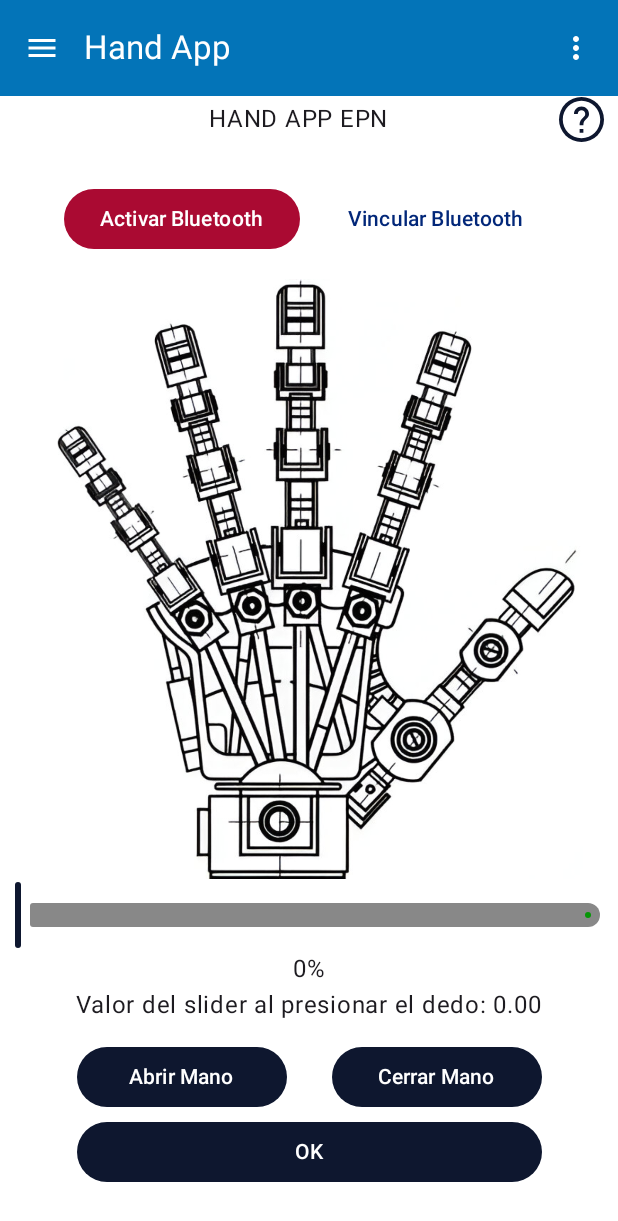
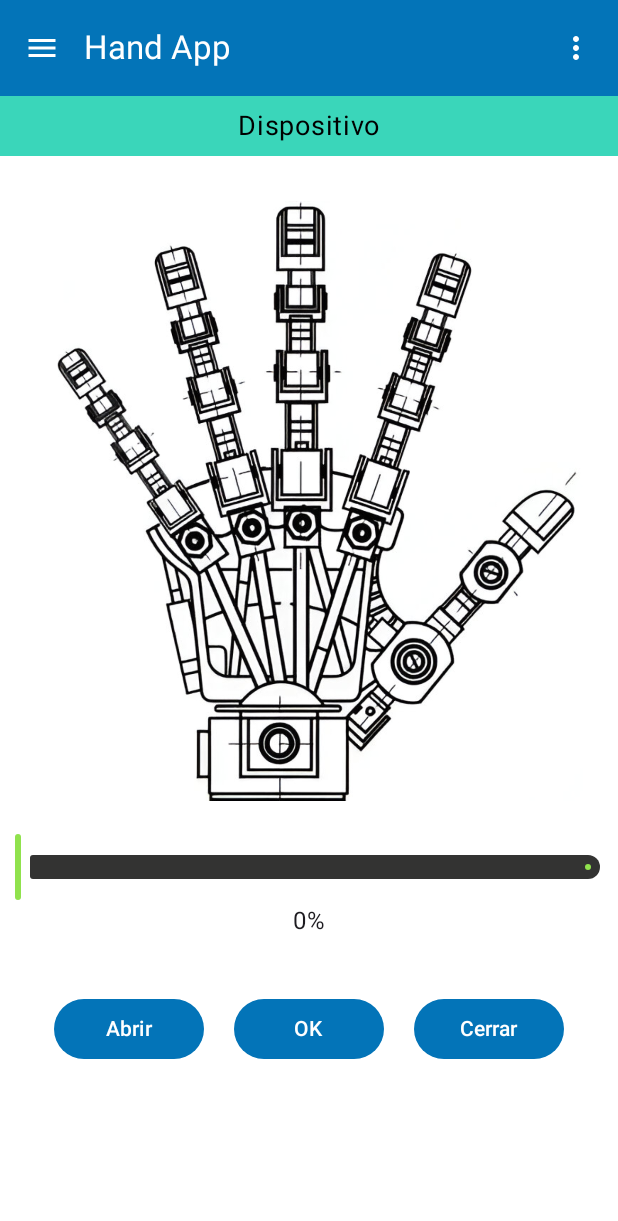
Before and after one commit to laboratorioAI/HandAppMobile-EPN, an Android app built with Jetpack Compose: the screen it shows after launch (MainActivity), on a phone screen of 412 x 824 dp. Shown: the top 1221 px of the screen. Run offline under Robolectric (Android 15) with nearby library versions, the phone set to English and light mode, and no system bars; our stand-ins replace accompanist.

Commit message:
Main menu visual adjustment

```diff
--- a/app/src/main/java/com/example/handappmobile_epn/ui/components/HandController.kt
+++ b/app/src/main/java/com/example/handappmobile_epn/ui/components/HandController.kt
@@ -91,11 +91,11 @@ fun HandButtons(onDedoPulsado: (String, Boolean) -> Unit) {
 @Composable
 fun LogicaBotonesMano(onDedoPulsado: (String, Boolean) -> Unit) {
     // Botones y lógica de HandiEpn aquí
-    BotonDedo("Pulgar Superior", 260.dp, 200.dp, -45f, 90.dp, 40.dp, onDedoPulsado)
-    BotonDedo("Pulgar Inferior", 200.dp, 270.dp, -45f, 90.dp, 40.dp, onDedoPulsado)
-    BotonDedo("Índice", 130.dp, 120.dp, -70f, 200.dp, 35.dp, onDedoPulsado)
-    BotonDedo("Medio", 50.dp, 90.dp, 90f, 230.dp, 35.dp, onDedoPulsado)
-    BotonDedo("Anular", 0.dp, 90.dp, 75f, 200.dp, 35.dp, onDedoPulsado)
+    BotonDedo("Pulgar Superior", 270.dp, 210.dp, -45f, 90.dp, 40.dp, onDedoPulsado)
+    BotonDedo("Pulgar Inferior", 210.dp, 280.dp, -45f, 90.dp, 40.dp, onDedoPulsado)
+    BotonDedo("Índice", 140.dp, 120.dp, -70f, 200.dp, 35.dp, onDedoPulsado)
+    BotonDedo("Medio", 60.dp, 90.dp, 90f, 230.dp, 35.dp, onDedoPulsado)
+    BotonDedo("Anular", 10.dp, 90.dp, 75f, 200.dp, 35.dp, onDedoPulsado)
     BotonDedo("Meñique", (-30).dp, 140.dp, 55f, 160.dp, 35.dp, onDedoPulsado)
 }
 
--- a/app/src/main/java/com/example/handappmobile_epn/ui/screen/HomeScreen.kt
+++ b/app/src/main/java/com/example/handappmobile_epn/ui/screen/HomeScreen.kt
@@ -2,6 +2,8 @@ package com.example.handappmobile_epn.ui.screen
 
 import android.widget.ArrayAdapter
 import android.widget.Toast
+import androidx.compose.foundation.background
+import androidx.compose.foundation.border
 import androidx.compose.foundation.layout.Arrangement
 import androidx.compose.foundation.layout.Box
 import androidx.compose.foundation.layout.Column
@@ -11,6 +13,7 @@ import androidx.compose.foundation.layout.Spacer
 import androidx.compose.foundation.layout.fillMaxSize
 import androidx.compose.foundation.layout.fillMaxWidth
 import androidx.compose.foundation.layout.height
+import androidx.compose.foundation.layout.offset
 import androidx.compose.foundation.layout.padding
 import androidx.compose.foundation.layout.size
 import androidx.compose.foundation.layout.width
@@ -35,24 +38,22 @@ import androidx.compose.runtime.remember
 import androidx.compose.runtime.setValue
 import androidx.compose.ui.Alignment
 import androidx.compose.ui.Modifier
+import androidx.compose.ui.draw.rotate
 import androidx.compose.ui.graphics.Color
 import androidx.compose.ui.platform.LocalContext
+import androidx.compose.ui.res.colorResource
 import androidx.compose.ui.tooling.preview.Preview
+import androidx.compose.ui.unit.Dp
 import androidx.compose.ui.unit.dp
+import androidx.compose.ui.unit.sp
 import androidx.navigation.NavController
+import com.example.handappmobile_epn.R
 import com.example.handappmobile_epn.bt.BluetoothConnectionManager
 import com.example.handappmobile_epn.bt.BluetoothHelper
 import com.example.handappmobile_epn.ui.components.HandController
 import com.example.handappmobile_epn.ui.components.MenuLateralScreen
 import com.example.handappmobile_epn.ui.components.ViewContainer
-
-@Preview(showBackground = true)
-@Composable
-fun HomeScreenPreview() {
-    HomeScreen(
-        bluetoothConnectionManager = BluetoothConnectionManager(null)
-    )
-}
+import com.example.handappmobile_epn.ui.theme.HandAppMobileEPNTheme
 
 @Composable
 fun HomeScreen(bluetoothConnectionManager: BluetoothConnectionManager) {
@@ -138,10 +139,10 @@ fun HomeScreen(bluetoothConnectionManager: BluetoothConnectionManager) {
         if(estaSeleccionadaFlexibleV2){
             bluetoothConnectionManager.sendCommand("C:")
         }
-
     }
     val botonOK = {
         sliderValue = 0f // Ajusta el slider al mínimo
+
 
         /* Ingresar aquí la funcionalidad del botón */
         if(estaSeleccionadaHandiEpn){
@@ -156,131 +157,27 @@ fun HomeScreen(bluetoothConnectionManager: BluetoothConnectionManager) {
     // Creación de un bloque vertical de elementos
     Column(
         modifier = Modifier
-            .padding(paddingValues = PaddingValues(10.dp, 0.dp))
+            .padding(paddingValues = PaddingValues(0.dp, 0.dp))
             .verticalScroll(rememberScrollState()),
         horizontalAlignment = Alignment.CenterHorizontally
     ) {
-        Row(
+        // Caja para imprimir el nombre del dispositivo cuando esté conectado
+        Box(
             modifier = Modifier
-                .fillMaxWidth() // Ocupa el ancho disponible completo
-                .padding(bottom = 28.dp),
-            horizontalArrangement = Arrangement.SpaceBetween // Alinea los elementos en extremos
+                .fillMaxWidth()
+                .height(40.dp)
+                .background(colorResource(id = R.color.app_secondary))
+                .padding(0.dp),
+            contentAlignment = Alignment.Center
         ) {
-
-            // Spacer para ajustar el espacio entre el texto y el botón
-            Spacer(modifier = Modifier.width(16.dp))
-
-            // Box para centrar el texto
-            Box(
-                modifier = Modifier
-                    .weight(1f) // Ocupa el espacio disponible
-                    .align(Alignment.CenterVertically) // Centrar verticalmente
-            ) {
-                Text(
-                    text = "HAND APP EPN",
-                    modifier = Modifier.align(Alignment.Center) // Centrar el texto horizontalmente
-                )
-            }
-
-            // Botón circular en la esquina superior derecha
-            Button(
-                onClick = botonTutorial,
-                modifier = Modifier
-                    .size(30.dp) // Tamaño
-                    .align(Alignment.CenterVertically), // Alinear verticalmente dentro de la fila
-                colors = ButtonDefaults.buttonColors(containerColor = Color(0xFF0E172F)),
-                contentPadding = PaddingValues(0.dp) // Eliminar el padding interno del botón
-            ) {
-                Icon(
-                    imageVector = Icons.AutoMirrored.Filled.Help,
-                    contentDescription = "Ayuda",
-                    tint = Color.White,
-                    modifier = Modifier
-                        .fillMaxSize() // Hacer que el ícono llene el botón completo
-                )
-            }
+            Text(
+                text = "Dispositivo",
+                color = Color.Black,
+                fontSize = 18.sp
+            )
         }
 
-        // Mostrar la PantallaTutorial cuando se activa
-        if (mostrarPantallaTutorial) {
-            PantallaTutorial(onDismiss = { mostrarPantallaTutorial = false })
-        }
-
-        // Creación de un bloque horizontal de elementos
-        Row(verticalAlignment = Alignment.CenterVertically) {
-            ///////////////////////////
-            /* Botones de bluetooth */
-            //////////////////////////
-            Button(
-                onClick = botonActivarBluetooth,
-                colors = ButtonDefaults.buttonColors(
-                    containerColor = if (estaConectadoBluetooth) Color(0xFF069606) else Color(
-                        0xFFAA0A32
-                    )
-                )
-            ) {
-                Text(text = "Activar Bluetooth")
-            }
-
-            Spacer(modifier = Modifier.width(20.dp))
-
-            // DropdownMenu para elegir conexión Bluetooth
-            Box (modifier = Modifier.width(150.dp)){
-
-                TextButton(
-                    onClick = {
-                        expanded = true
-                    },
-                    colors = ButtonDefaults.textButtonColors(contentColor = Color(0xFF022779))
-                ) {
-                    Text(selectedOption)
-                }
-                DropdownMenu(
-                    expanded = expanded,
-                    onDismissRequest = { expanded = false }
-                ) {
-                    val pairedDevices = BluetoothHelper.getPairedDevices(context,
-                        bluetoothConnectionManager.getBluetoothAdapter())
-
-                    val addressDevices: ArrayAdapter<String>? = pairedDevices?.first
-                    val nameDevices: ArrayAdapter<String>? = pairedDevices?.second
-
-                    nameDevices?.let { array ->
-                        for (i in 0 until array.count) {
-                            val item = array.getItem(i)
-                            DropdownMenuItem(
-                                text = {
-                                    Text(item.toString())
-                                },
-                                onClick = {
-                                    // Primero guarda la direccion y muestra el nombre como texto
-                                    // ----------------------------------------------------------
-                                    val auxAddress: String = addressDevices?.getItem(i).toString()
-
-                                    selectedOption = item.toString() // Asigna el nombre del dispositivo seleccionado
-                                    expanded = false
-
-                                    // Cambia los booleanos dependiendo del dispositivo seleccionado
-                                    if (item.toString() == "STALIN_BT_AUX" || item.toString() == "HANDI_EPN") {
-                                        estaSeleccionadaHandiEpn = true
-                                        estaSeleccionadaFlexibleV2 = false
-                                    } else if (item.toString() == "Prosthesis_EPN_v2") {
-                                        estaSeleccionadaHandiEpn = false
-                                        estaSeleccionadaFlexibleV2 = true
-                                    }
-
-                                    // Y segundo intenta conectarse con el dispositivo
-                                    // ----------------------------------------------------------
-                                    bluetoothConnectionManager.connectToDevice(auxAddress)
-                                }
-                            )
-                        }
-                    }
-                }
-            }
-        }
-
-        Spacer(modifier = Modifier.height(16.dp))
+        Spacer(modifier = Modifier.height(30.dp))
 
         val funcionHandiEpn: (String, Boolean) -> Unit = { nombre, estado ->
             var indices = mutableStateListOf<Int>()
@@ -393,6 +290,8 @@ fun HomeScreen(bluetoothConnectionManager: BluetoothConnectionManager) {
         var sliderValue by remember { mutableStateOf(0f) }
         var sliderChangedTimestamp by remember { mutableStateOf(0L) }
 
+        Spacer(modifier = Modifier.height(20.dp))
+
         Slider(
             value = sliderValue,
             onValueChange = {
@@ -401,11 +300,13 @@ fun HomeScreen(bluetoothConnectionManager: BluetoothConnectionManager) {
                 isSliderMoving = true  // Cambia el estado para indicar que el slider se está moviendo
             },
             valueRange = 0f..100f,
-            modifier = Modifier.fillMaxWidth(),
+            modifier = Modifier.fillMaxWidth().padding(paddingValues = PaddingValues(10.dp, 0.dp)),
             colors = SliderDefaults.colors(
-                thumbColor = if (isSliderMoving) Color(0xFFAAAAAA) else Color(0xFF0E172F),  // Cambia el color de la burbuja
-                activeTrackColor = if (isSliderMoving) Color(0xFFAAAAAA) else Color(0xFF069606),  // Cambia el color de la parte activa
-                inactiveTrackColor = Color.Gray  // Color de la parte no seleccionada
+                thumbColor = if (isSliderMoving) colorResource(id = R.color.app_dark)
+                else colorResource(id = R.color.app_green),  // Cambia el color de la burbuja
+                activeTrackColor = if (isSliderMoving) colorResource(id = R.color.app_dark)
+                else colorResource(id = R.color.app_green),  // Cambia el color de la parte activa
+                inactiveTrackColor = colorResource(id = R.color.app_dark)  // Color de la parte no seleccionada
             ),
             onValueChangeFinished = {
                 // Referencia a la función sendCommand
@@ -452,17 +353,13 @@ fun HomeScreen(bluetoothConnectionManager: BluetoothConnectionManager) {
                 isSliderMoving = false
             }
         )
+
         // Mostrar el valor actual del slider
         Text(
             String.format("%.0f%%", sliderValue),
         )
 
-        // Mostrar el valor del slider cuando se presiona un botón de dedo
-        Text(
-            text = "Valor del slider al presionar el dedo: ${String.format("%.2f", sliderValueDisplay)}"
-        )
-
-        Spacer(modifier = Modifier.height(16.dp))
+        Spacer(modifier = Modifier.height(40.dp))
 
         ///////////////////////////
         /* Botones abrir, cerrar y OK */
@@ -473,43 +370,47 @@ fun HomeScreen(bluetoothConnectionManager: BluetoothConnectionManager) {
             // Botón para abrir la mano
             Button(onClick = botonAbrirMano,
                 modifier = Modifier
-                    .size(width = 140.dp, 40.dp),
+                    .size(width = 100.dp, 40.dp),
 
                 colors = ButtonDefaults.buttonColors(
-                    containerColor =  Color(0xFF0E172F)
+                    colorResource(id = R.color.app_primary)
                 )
             ) {
-                Text(text = "Abrir Mano")
+                Text(text = "Abrir")
             }
 
-            Spacer(modifier = Modifier.width(30.dp))
+            Spacer(modifier = Modifier.width(20.dp))
+
+            // Botón señal "OK"
+            Button(onClick = botonOK,
+                modifier = Modifier
+                    .size(width = 100.dp, 40.dp),
+
+                colors = ButtonDefaults.buttonColors(
+                    colorResource(id = R.color.app_primary)
+                )
+            ) {
+                Text(text = "OK")
+            }
+
+            Spacer(modifier = Modifier.width(20.dp))
 
             // Botón para cerrar la mano
             Button(onClick = botonCerrarMano,
                 modifier = Modifier
-                    .size(width = 140.dp, 40.dp),
+                    .size(width = 100.dp, 40.dp),
 
                 colors = ButtonDefaults.buttonColors(
-                    containerColor =  Color(0xFF0E172F)
+                    colorResource(id = R.color.app_primary)
                 )
             ) {
-                Text(text = "Cerrar Mano")
+                Text(text = "Cerrar")
             }
         }
 
-        Spacer(modifier = Modifier.height(10.dp))
+        Spacer(modifier = Modifier.height(30.dp))
 
-        // Botón señal "OK"
-        Button(onClick = botonOK,
-            modifier = Modifier
-                .size(width = 310.dp, 40.dp),
 
-            colors = ButtonDefaults.buttonColors(
-                containerColor =  Color(0xFF0E172F)
-            )
-        ) {
-            Text(text = "OK")
-        }
     }
 }
 
```
